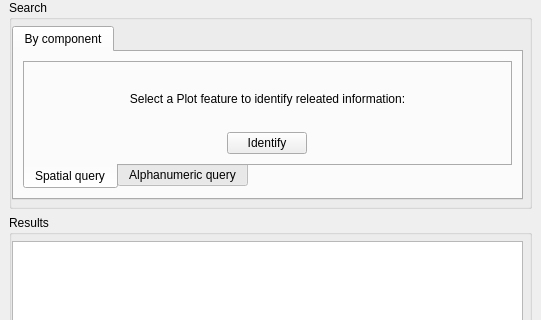
The window that asistente_ladm_col/ui/dockwidget_queries.ui (SwissTierrasColombia/Asistente-LADM-COL) describes before a commit, drawn with Qt 5; both pictures show x 0 to 541 and y 0 to 320 of the 541 by 638 pixel window.
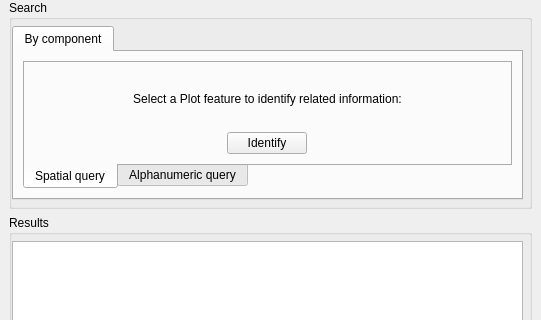
The same window after the commit.

```diff
--- a/asistente_ladm_col/ui/dockwidget_queries.ui
+++ b/asistente_ladm_col/ui/dockwidget_queries.ui
@@ -86,7 +86,7 @@
                <item row="0" column="0">
                 <widget class="QLabel" name="label_2">
                  <property name="text">
-                  <string>Select a Plot feature to identify releated information:</string>
+                  <string>Select a Plot feature to identify related information:</string>
                  </property>
                  <property name="alignment">
                   <set>Qt::AlignCenter</set>
```
Left out of the diff: 10 changed lines with no effect on the pictures.
